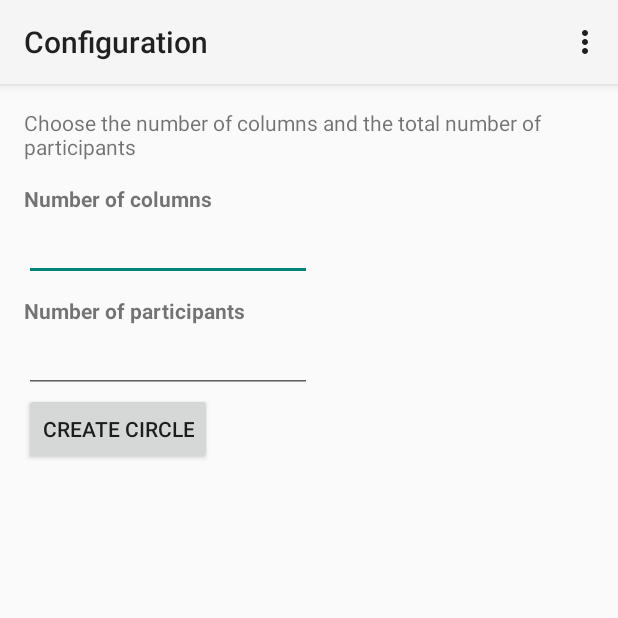
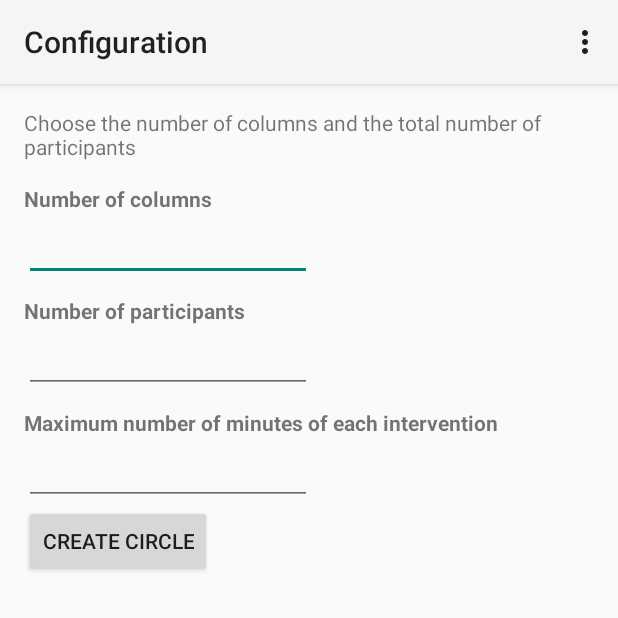
Before and after one commit to alvarosantisteban/moderation15m, an Android app: the screen it shows after launch (MainActivity), on a phone screen of 412 x 824 dp, the top half of it. Run offline under Robolectric (Android 15) with nearby library versions, the light colour scheme and no system bars.

Commit message:
Configure the number of minutes that an intervention can last.

```diff
--- a/app/src/main/java/com/alvarosantisteban/moderacion15m/MainActivity.java
+++ b/app/src/main/java/com/alvarosantisteban/moderacion15m/MainActivity.java
@@ -27,6 +27,7 @@ public class MainActivity extends Activity {
 
     EditText mEditTextColumns;
     EditText mEditTextTotal;
+    EditText mEditTextNumSec;
 
     @Override
     protected void onCreate(Bundle savedInstanceState) {
@@ -35,6 +36,7 @@ public class MainActivity extends Activity {
 
         mEditTextColumns = (EditText)findViewById(R.id.main_textedit_num_columns);
         mEditTextTotal = (EditText) findViewById(R.id.main_textedit_total_num_participants);
+        mEditTextNumSec = (EditText) findViewById(R.id.main_textEdit_maximum_time_intervention);
     }
 
     /**
@@ -44,6 +46,7 @@ public class MainActivity extends Activity {
     public void createCircle(View v) {
         int numColumns = getIntFromEditText(mEditTextColumns);
         int numParticipants = getIntFromEditText(mEditTextTotal);
+        int numSeconds = getIntFromEditText(mEditTextNumSec) * 60;
 
         if (areParamsCorrect(numColumns, numParticipants)){
             // Create the intent
@@ -52,6 +55,9 @@ public class MainActivity extends Activity {
             // Put the extras
             goToModerationIntent.putExtra(Constants.EXTRA_NUM_COLUMNS, numColumns);
             goToModerationIntent.putExtra(Constants.EXTRA_NUM_PARTICIPANTS, numParticipants);
+            if(numSeconds > 0){
+                goToModerationIntent.putExtra(Constants.EXTRA_MAX_NUM_SEC_PARTICIPATION, numSeconds);
+            }
 
             // Go to the moderation activity
             startActivity(goToModerationIntent);
--- a/app/src/main/java/com/alvarosantisteban/moderacion15m/util/Constants.java
+++ b/app/src/main/java/com/alvarosantisteban/moderacion15m/util/Constants.java
@@ -12,6 +12,7 @@ public final class Constants {
     // EXTRAS
     public static final String EXTRA_NUM_COLUMNS = "ExtraNumColumns";
     public static final String EXTRA_NUM_PARTICIPANTS = "ExtraNumParticipants";
+    public static final String EXTRA_MAX_NUM_SEC_PARTICIPATION = "ExtraMaxNumSecParticipation";
 
     // MARGIN
     public static final int MARGIN_IMAGEVIEW_IN_TABLE_BOTTOM = 5;
--- a/app/src/main/res/layout/activity_main.xml
+++ b/app/src/main/res/layout/activity_main.xml
@@ -55,12 +55,32 @@
     android:layout_alignParentLeft="true"
     android:layout_alignParentStart="true" />
 
+  <TextView
+    android:text="@string/main_maximum_time_intervention"
+    android:textStyle="bold"
+    android:layout_width="wrap_content"
+    android:layout_height="wrap_content"
+    android:paddingTop="@dimen/main_paddingTop_between_elements"
+    android:layout_below="@+id/main_textedit_total_num_participants"
+    android:layout_alignLeft="@+id/main_textedit_total_num_participants"
+    android:id="@+id/main_maximum_time_intervention" />
+
+  <EditText
+    android:id="@+id/main_textEdit_maximum_time_intervention"
+    android:layout_width="wrap_content"
+    android:layout_height="wrap_content"
+    android:inputType="number"
+    android:ems="@integer/main_editText_number_size"
+    android:layout_below="@+id/main_maximum_time_intervention"
+    android:layout_alignParentLeft="true"
+    android:layout_alignParentStart="true" />
+
   <Button
     android:id="@+id/main_button_create_circle"
     android:layout_width="wrap_content"
     android:layout_height="wrap_content"
     android:paddingTop="@dimen/main_paddingTop_between_elements"
-    android:layout_below="@+id/main_textedit_total_num_participants"
+    android:layout_below="@+id/main_textEdit_maximum_time_intervention"
     android:text="@string/main_button_create"
     android:onClick="createCircle"/>
 
--- a/app/src/main/res/values/strings.xml
+++ b/app/src/main/res/values/strings.xml
@@ -11,5 +11,6 @@
   <string name="main_num_participants">Number of participants</string>
   <string name="main_button_create">Create circle</string>
   <string name="main_activity_incorrect_params">The circle could not be created because the parameters are incorrect</string>
+  <string name="main_maximum_time_intervention">Maximum number of minutes of each intervention</string>
 
 </resources>
```
Also changed, not shown: app/src/main/java/com/alvarosantisteban/moderacion15m/ModerationActivity.java (+9 -2 lines).
